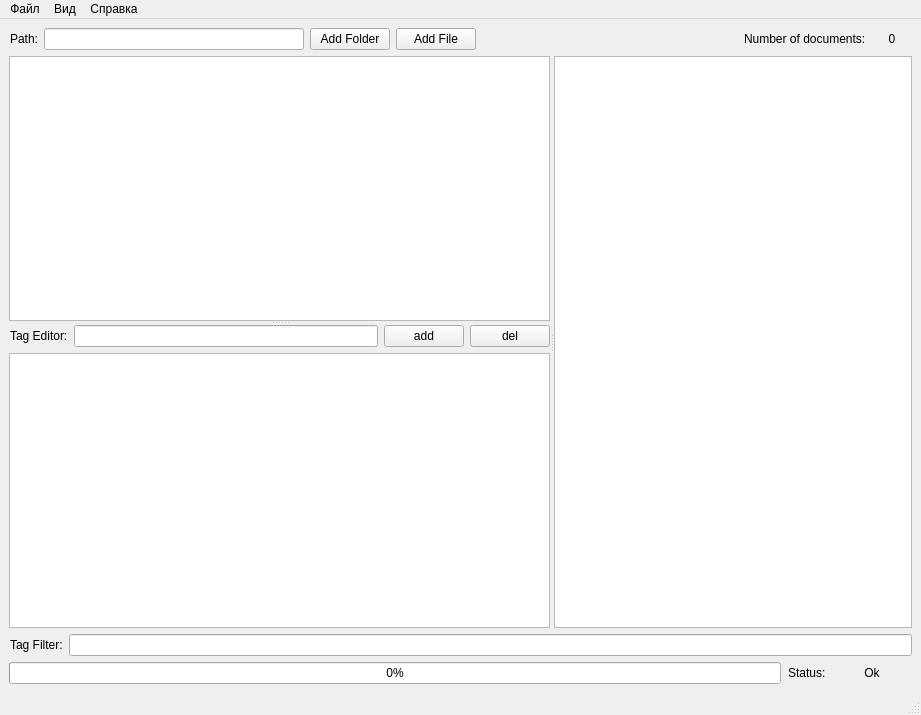
The window that bin/views/uimain.ui (mikhaelsk/librarian) describes before a commit, drawn with Qt 5.
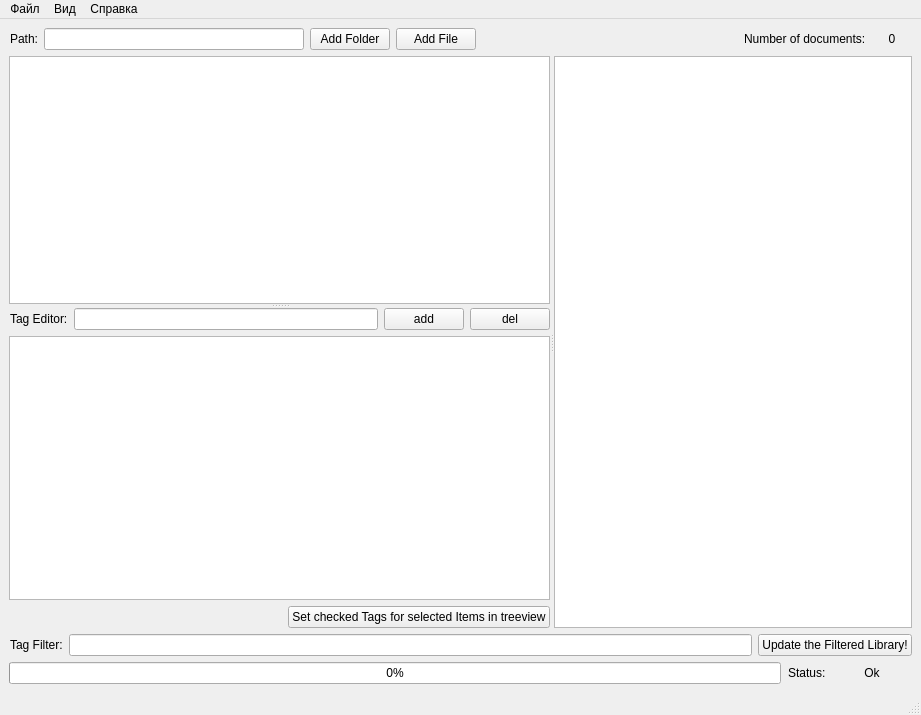
The same window after the commit.

```diff
--- a/bin/views/uimain.ui
+++ b/bin/views/uimain.ui
@@ -120,7 +120,7 @@
        </property>
        <widget class="QTreeView" name="treeView"/>
        <widget class="QWidget" name="">
-        <layout class="QVBoxLayout" name="verticalLayout">
+        <layout class="QVBoxLayout" name="verticalLayout" stretch="0,0,0">
          <item>
           <layout class="QHBoxLayout" name="horizontalLayout_8">
            <item>
@@ -168,6 +168,33 @@
          <item>
           <widget class="QListView" name="listView"/>
          </item>
+         <item>
+          <layout class="QHBoxLayout" name="horizontalLayout_4">
+           <item>
+            <spacer name="horizontalSpacer_2">
+             <property name="orientation">
+              <enum>Qt::Horizontal</enum>
+             </property>
+             <property name="sizeHint" stdset="0">
+              <size>
+               <width>40</width>
+               <height>20</height>
+              </size>
+             </property>
+            </spacer>
+           </item>
+           <item>
+            <widget class="QPushButton" name="setTagsButton">
+             <property name="enabled">
+              <bool>true</bool>
+             </property>
+             <property name="text">
+              <string>Set checked Tags for selected Items in treeview</string>
+             </property>
+            </widget>
+           </item>
+          </layout>
+         </item>
         </layout>
        </widget>
       </widget>
@@ -189,6 +216,13 @@
       <item>
        <widget class="QLineEdit" name="inputTagFilter"/>
       </item>
+      <item>
+       <widget class="QPushButton" name="updateFilterButton">
+        <property name="text">
+         <string>Update the Filtered Library!</string>
+        </property>
+       </widget>
+      </item>
      </layout>
     </item>
     <item>
```
